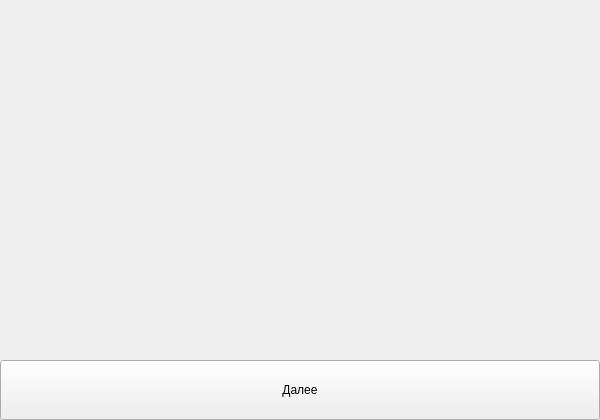
Qt form rem_app/mainwindow.ui (IsN99/Qt-projects-for-university-studies) before a commit.
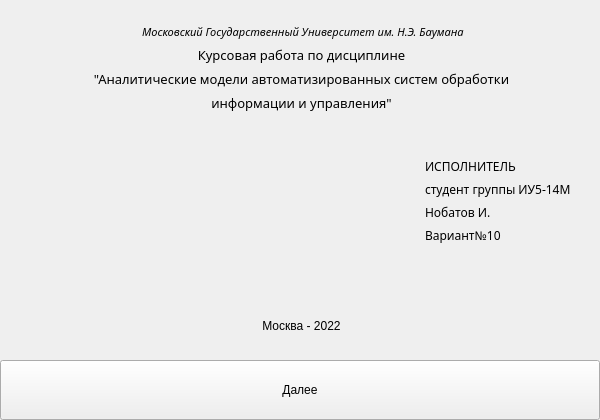
The same form after that commit.

The edit to the form file:
```diff
--- a/rem_app/mainwindow.ui
+++ b/rem_app/mainwindow.ui
@@ -13,6 +13,9 @@
   <property name="windowTitle">
    <string>титульник</string>
   </property>
+  <property name="layoutDirection">
+   <enum>Qt::LeftToRight</enum>
+  </property>
   <widget class="QWidget" name="centralWidget">
    <widget class="QPushButton" name="pushButton">
     <property name="geometry">
@@ -27,6 +30,261 @@
      <string>Далее</string>
     </property>
    </widget>
+   <widget class="QWidget" name="">
+    <property name="geometry">
+     <rect>
+      <x>21</x>
+      <y>13</y>
+      <width>561</width>
+      <height>331</height>
+     </rect>
+    </property>
+    <layout class="QVBoxLayout" name="verticalLayout_6">
+     <item>
+      <layout class="QVBoxLayout" name="verticalLayout">
+       <item>
+        <widget class="QLabel" name="label">
+         <property name="enabled">
+          <bool>true</bool>
+         </property>
+         <property name="font">
+          <font>
+           <family>Montserrat</family>
+           <pointsize>8</pointsize>
+           <italic>true</italic>
+          </font>
+         </property>
+         <property name="text">
+          <string> Московский Государственный Университет им. Н.Э. Баумана</string>
+         </property>
+         <property name="textFormat">
+          <enum>Qt::AutoText</enum>
+         </property>
+         <property name="alignment">
+          <set>Qt::AlignCenter</set>
+         </property>
+         <property name="textInteractionFlags">
+          <set>Qt::NoTextInteraction</set>
+         </property>
+        </widget>
+       </item>
+       <item>
+        <widget class="QLabel" name="label_2">
+         <property name="font">
+          <font>
+           <family>Montserrat</family>
+           <pointsize>10</pointsize>
+           <weight>50</weight>
+           <bold>false</bold>
+          </font>
+         </property>
+         <property name="text">
+          <string>Курсовая работа по дисциплине</string>
+         </property>
+         <property name="textFormat">
+          <enum>Qt::AutoText</enum>
+         </property>
+         <property name="alignment">
+          <set>Qt::AlignCenter</set>
+         </property>
+         <property name="textInteractionFlags">
+          <set>Qt::NoTextInteraction</set>
+         </property>
+        </widget>
+       </item>
+       <item>
+        <widget class="QLabel" name="label_3">
+         <property name="font">
+          <font>
+           <family>Montserrat</family>
+           <pointsize>10</pointsize>
+          </font>
+         </property>
+         <property name="text">
+          <string>&quot;Аналитические модели автоматизированных систем обработки</string>
+         </property>
+         <property name="textFormat">
+          <enum>Qt::AutoText</enum>
+         </property>
+         <property name="alignment">
+          <set>Qt::AlignCenter</set>
+         </property>
+         <property name="textInteractionFlags">
+          <set>Qt::NoTextInteraction</set>
+         </property>
+        </widget>
+       </item>
+       <item>
+        <widget class="QLabel" name="label_4">
+         <property name="font">
+          <font>
+           <family>Montserrat</family>
+           <pointsize>10</pointsize>
+          </font>
+         </property>
+         <property name="text">
+          <string>информации и управления&quot;</string>
+         </property>
+         <property name="textFormat">
+          <enum>Qt::AutoText</enum>
+         </property>
+         <property name="alignment">
+          <set>Qt::AlignCenter</set>
+         </property>
+         <property name="textInteractionFlags">
+          <set>Qt::NoTextInteraction</set>
+         </property>
+        </widget>
+       </item>
+      </layout>
+     </item>
+     <item>
+      <layout class="QVBoxLayout" name="verticalLayout_5">
+       <item>
+        <layout class="QVBoxLayout" name="verticalLayout_3">
+         <item>
+          <spacer name="verticalSpacer">
+           <property name="orientation">
+            <enum>Qt::Vertical</enum>
+           </property>
+           <property name="sizeHint" stdset="0">
+            <size>
+             <width>20</width>
+             <height>40</height>
+            </size>
+           </property>
+          </spacer>
+         </item>
+         <item>
+          <layout class="QHBoxLayout" name="horizontalLayout_2">
+           <item>
+            <spacer name="horizontalSpacer">
+             <property name="orientation">
+              <enum>Qt::Horizontal</enum>
+             </property>
+             <property name="sizeHint" stdset="0">
+              <size>
+               <width>368</width>
+               <height>20</height>
+              </size>
+             </property>
+            </spacer>
+           </item>
+           <item>
+            <layout class="QVBoxLayout" name="verticalLayout_2">
+             <item>
+              <widget class="QLabel" name="label_5">
+               <property name="font">
+                <font>
+                 <family>Montserrat</family>
+                 <pointsize>9</pointsize>
+                </font>
+               </property>
+               <property name="layoutDirection">
+                <enum>Qt::LeftToRight</enum>
+               </property>
+               <property name="text">
+                <string>ИСПОЛНИТЕЛЬ</string>
+               </property>
+               <property name="alignment">
+                <set>Qt::AlignLeading|Qt::AlignLeft|Qt::AlignVCenter</set>
+               </property>
+              </widget>
+             </item>
+             <item>
+              <widget class="QLabel" name="label_6">
+               <property name="font">
+                <font>
+                 <family>Montserrat</family>
+                 <pointsize>9</pointsize>
+                </font>
+               </property>
+               <property name="layoutDirection">
+                <enum>Qt::LeftToRight</enum>
+               </property>
+               <property name="text">
+                <string>студент группы ИУ5-14М</string>
+               </property>
+               <property name="alignment">
+                <set>Qt::AlignLeading|Qt::AlignLeft|Qt::AlignVCenter</set>
+               </property>
+              </widget>
+             </item>
+             <item>
+              <widget class="QLabel" name="label_7">
+               <property name="font">
+                <font>
+                 <family>Montserrat</family>
+                 <pointsize>9</pointsize>
+                </font>
+               </property>
+               <property name="layoutDirection">
+                <enum>Qt::LeftToRight</enum>
+               </property>
+               <property name="text">
+                <string>Нобатов И.</string>
+               </property>
+               <property name="alignment">
+                <set>Qt::AlignLeading|Qt::AlignLeft|Qt::AlignVCenter</set>
+               </property>
+              </widget>
+             </item>
+             <item>
+              <widget class="QLabel" name="label_8">
+               <property name="font">
+                <font>
+                 <family>Montserrat</family>
+                 <pointsize>9</pointsize>
+                </font>
+               </property>
+               <property name="layoutDirection">
+                <enum>Qt::LeftToRight</enum>
+               </property>
+               <property name="text">
+                <string>Вариант№10</string>
+               </property>
+               <property name="alignment">
+                <set>Qt::AlignLeading|Qt::AlignLeft|Qt::AlignVCenter</set>
+               </property>
+              </widget>
+             </item>
+            </layout>
+           </item>
+          </layout>
+         </item>
+        </layout>
+       </item>
+       <item>
+        <layout class="QVBoxLayout" name="verticalLayout_4">
+         <item>
+          <spacer name="verticalSpacer_2">
+           <property name="orientation">
+            <enum>Qt::Vertical</enum>
+           </property>
+           <property name="sizeHint" stdset="0">
+            <size>
+             <width>20</width>
+             <height>40</height>
+            </size>
+           </property>
+          </spacer>
+         </item>
+         <item>
+          <widget class="QLabel" name="label_9">
+           <property name="text">
+            <string>Москва - 2022</string>
+           </property>
+           <property name="alignment">
+            <set>Qt::AlignBottom|Qt::AlignHCenter</set>
+           </property>
+          </widget>
+         </item>
+        </layout>
+       </item>
+      </layout>
+     </item>
+    </layout>
+   </widget>
   </widget>
  </widget>
  <layoutdefault spacing="6" margin="11"/>
```
